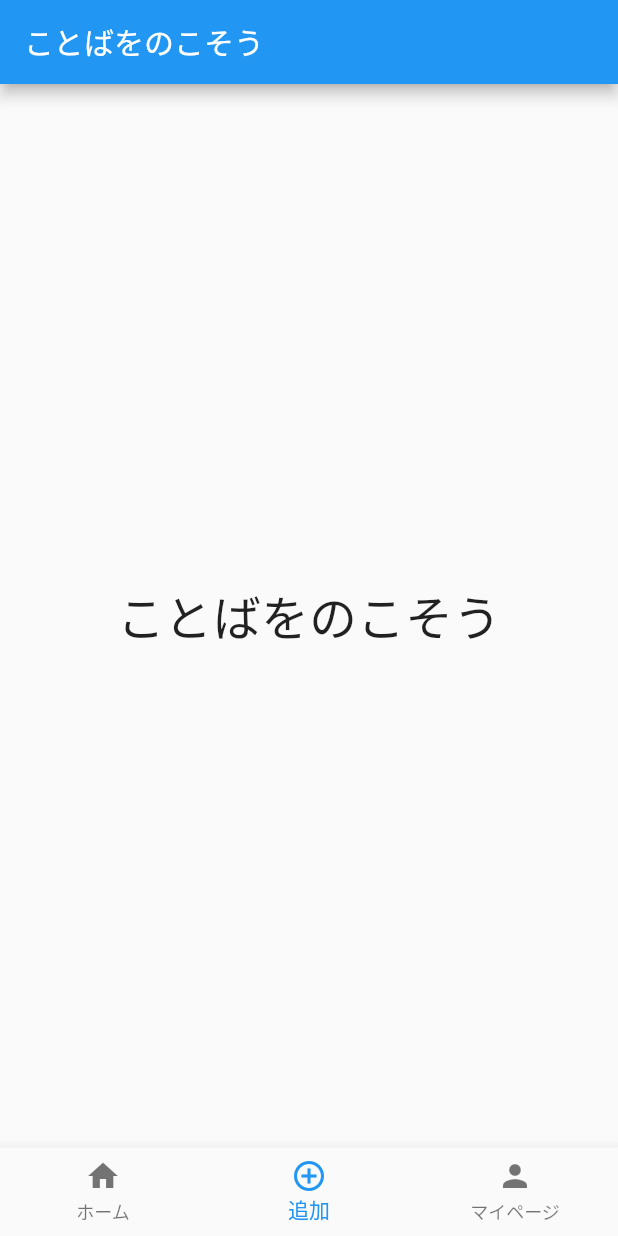
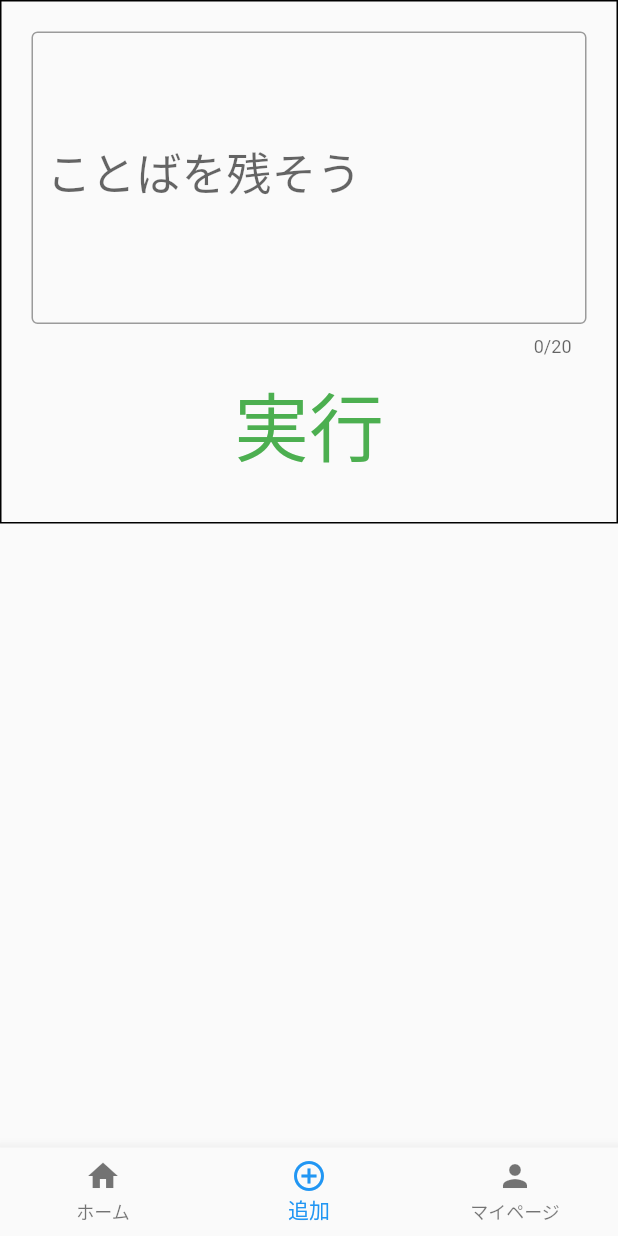
Before and after one commit to Hud3100/Kokotoba2, a Flutter app: the screen it shows after launch, item 2 of the bottom bar chosen, on a phone screen of 412 x 824 dp. Run offline on Flutter 3.47's test engine with Material 2 defaults, Android fonts, the phone set to English and light mode, and no system bars; our stand-ins replace cloud_firestore, firebase_core; accounts and stored records are empty.

```diff
--- a/lib/keyboardoverlay.dart
+++ b/lib/component/keyboardoverlay.dart
@@ -13,7 +13,7 @@ class KeyboardOverlay {
     OverlayState? overlayState = Overlay.of(context);
     _overlayEntry = OverlayEntry(builder: (context) {
       return Positioned(
-          bottom: MediaQuery.of(context).viewInsets.bottom,
+          bottom: 0,
           right: 0.0,
           left: 0.0,
           child: const InputDoneView());
--- a/lib/main.dart
+++ b/lib/main.dart
@@ -1,6 +1,9 @@
 import 'package:flutter/material.dart';
 import 'src/app.dart';
+import 'package:firebase_core/firebase_core.dart';
 
-void main() {
+void main() async {
+  WidgetsFlutterBinding.ensureInitialized();
+  await Firebase.initializeApp();
   runApp(const MyApp());
 }
--- a/lib/src/screens/kotobaForm.dart
+++ b/lib/src/screens/kotobaForm.dart
@@ -1,14 +1,118 @@
 import 'package:flutter/material.dart';
+import 'package:flutter/services.dart';
+import '../../component/firebase_options.dart';
+import '../../component/keyboardoverlay.dart';
+import '../../component/formatter/maxLineFormatter.dart';
+import 'package:cloud_firestore/cloud_firestore.dart';
 
 class KotobaFormScreen extends StatelessWidget {
-  const KotobaFormScreen({Key? key}) : super(key: key);
+  const KotobaFormScreen({super.key});
+  @override
+  Widget build(BuildContext context) {
+    SystemChrome.setSystemUIOverlayStyle(SystemUiOverlayStyle.dark);
+    return MaterialApp(
+      title: 'Flutter Demo',
+      theme: ThemeData(
+        primarySwatch: Colors.green,
+      ),
+      home: const KotobaForm(title: 'Flutter Demo Home Page'),
+    );
+  }
+}
+
+class KotobaForm extends StatefulWidget {
+  const KotobaForm({super.key, required this.title});
+  final String title;
+
+  @override
+  State<KotobaForm> createState() => _KotobaFormState();
+}
+
+class _KotobaFormState extends State<KotobaForm> {
+  FocusNode numberFocusNode = FocusNode();
+  TextEditingController textController = TextEditingController();
+  final int maxLength = 20;
+  final int maxVisibleLines = 5;
+  final int maxLinesForced = 5;
+  String kotoba = "";
+
+  @override
+  void initState() {
+    super.initState();
+    numberFocusNode.addListener(() {
+      bool hasFocus = numberFocusNode.hasFocus;
+      if (hasFocus) {
+        KeyboardOverlay.showOverlay(context);
+      } else {
+        KeyboardOverlay.removeOverlay();
+      }
+    });
+  }
+
+  @override
+  void dispose() {
+    numberFocusNode.dispose();
+    super.dispose();
+  }
 
   @override
   Widget build(BuildContext context) {
-    return Scaffold(
-      appBar: AppBar(title: const Text('ことばをのこそう')),
-      body: const Center(
-          child: Text('ことばをのこそう', style: TextStyle(fontSize: 32.0))),
-    );
+    return GestureDetector(
+        onTap: () {
+          FocusManager.instance.primaryFocus?.unfocus();
+        },
+        child: Scaffold(
+            resizeToAvoidBottomInset: false,
+            body: SafeArea(
+              child: SingleChildScrollView(
+                child: Container(
+                    margin: const EdgeInsets.all(0),
+                    padding: const EdgeInsets.all(20),
+                    decoration: BoxDecoration(
+                      border: Border.all(color: Colors.black),
+                    ),
+                    alignment: Alignment.centerLeft,
+                    child: Column(children: [
+                      TextField(
+                        inputFormatters: [
+                          LengthLimitingTextInputFormatter(20),
+                          MaxLinesTextInputFormatter(maxLinesForced),
+                        ],
+                        textAlign: TextAlign.center,
+                        keyboardType: TextInputType.multiline,
+                        maxLength: maxLength,
+                        maxLines: maxVisibleLines,
+                        focusNode: numberFocusNode,
+                        decoration: const InputDecoration(
+                            border: OutlineInputBorder(),
+                            labelText: 'ことばを残そう',
+                            contentPadding: EdgeInsets.all(10.0)),
+                        style: const TextStyle(
+                          color: Colors.black,
+                          fontSize: 30,
+                        ),
+                        onChanged: (value) {
+                          kotoba = value;
+                        },
+                      ),
+                      TextButton(
+                        onPressed: () async {
+                          FirebaseFirestore.instance
+                              .collection('kotobaCollection')
+                              .doc('kotobaDocument')
+                              .set({'text': kotoba});
+                        },
+                        child: const Text(
+                          '実行',
+                          style: TextStyle(fontSize: 50),
+                        ),
+                      ),
+                    ]
+                  )
+                )
+              )
+            )
+            )
+          );
   }
 }
```
Also changed, not shown: lib/main2.dart (deleted, +0 -122 lines), lib/component/firebase_options.dart (renamed from lib/firebase_options.dart), lib/component/formatter/maxLineFormatter.dart (renamed from lib/formatter/maxLineFormatter.dart), lib/component/inputdoneview.dart (renamed from lib/inputdoneview.dart), 1 other file.
